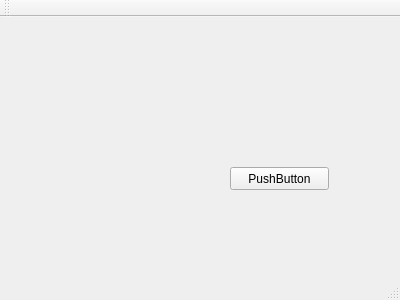
Qt form module_linphonec/lockercontrolwindows.ui (BTS2-Projet-1/Module_Linphonec) before a commit.
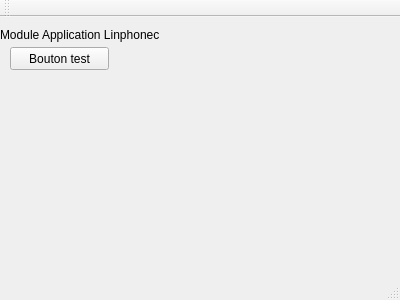
The same form after that commit.

Patch:
```diff
--- a/module_linphonec/lockercontrolwindows.ui
+++ b/module_linphonec/lockercontrolwindows.ui
@@ -17,14 +17,27 @@
    <widget class="QPushButton" name="pushButton">
     <property name="geometry">
      <rect>
-      <x>230</x>
-      <y>150</y>
+      <x>10</x>
+      <y>30</y>
       <width>99</width>
       <height>23</height>
      </rect>
     </property>
     <property name="text">
-     <string>PushButton</string>
+     <string>Bouton test</string>
+    </property>
+   </widget>
+   <widget class="QLabel" name="label">
+    <property name="geometry">
+     <rect>
+      <x>0</x>
+      <y>10</y>
+      <width>191</width>
+      <height>16</height>
+     </rect>
+    </property>
+    <property name="text">
+     <string>Module Application Linphonec</string>
     </property>
    </widget>
   </widget>
```
